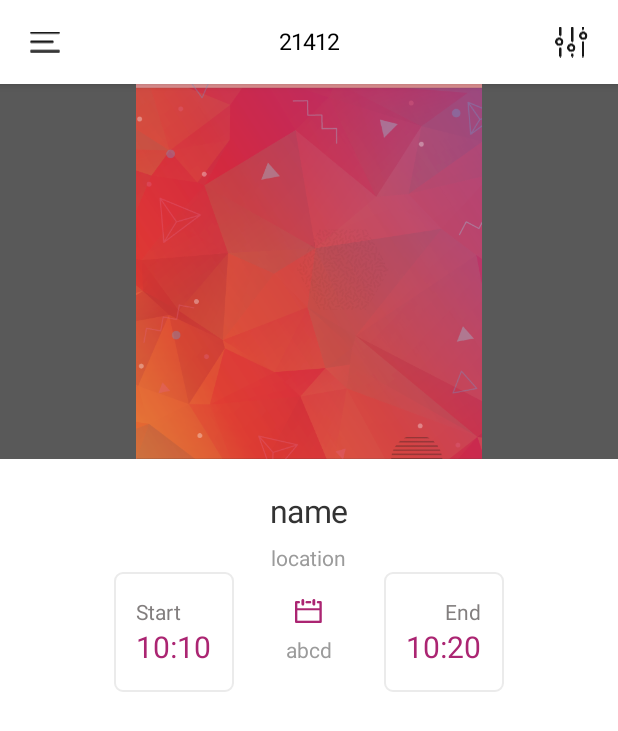
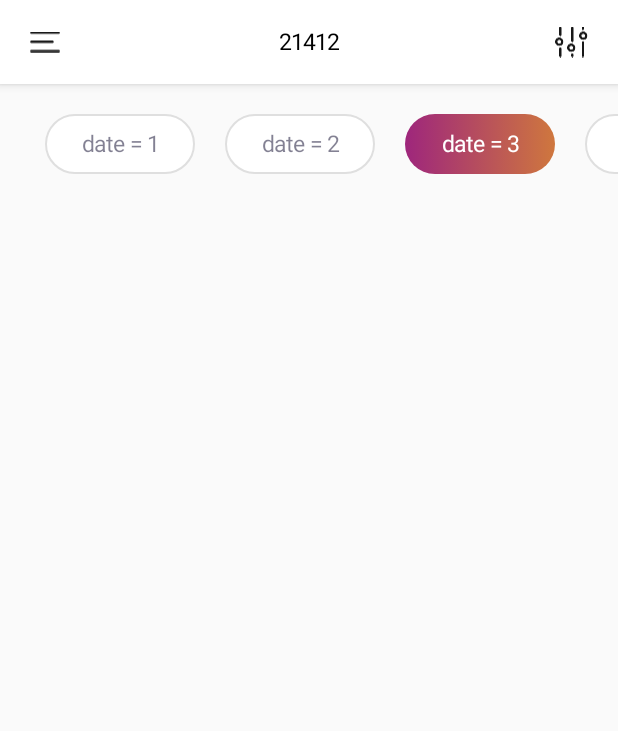
Before and after one commit to meshvelianiTengo/IABCAndroid, an Android app: the MainActivity screen opened directly, with no data from a screen before it, on a phone screen of 412 x 824 dp. Shown: the top 731 px of the screen. Run offline under Robolectric (Android 15) with nearby library versions, the phone set to English and light mode, and no system bars.

Commit message:
even list is nawilshi recycler damtebulia da vnaxot ra moxdeba

```diff
--- /dev/null
+++ b/app/src/main/java/iabc/com/voli/iabcandroid/models/EventListFrModel.kt
@@ -0,0 +1,29 @@
+package iabc.com.voli.iabcandroid.models
+
+import java.util.*
+
+/**
+ * Created by tengo on 12/20/16.
+ */
+class EventListFrModel() : BaseModel() {
+    var date = ""
+    var eventList : List<EventDescription> = ArrayList<EventDescription>()
+
+    constructor(date: String, eventList: List<EventDescription>) : this() {
+        this.date = date
+        this.eventList = eventList
+    }
+
+    class EventDescription(){
+        var evName = ""
+        var evCategory = ""
+        var evLocation = ""
+    }
+
+
+
+
+    fun getDateFormattedForRecycler(): String{
+        return date
+    }
+}
--- a/app/src/main/java/iabc/com/voli/iabcandroid/ui/MainActivity.kt
+++ b/app/src/main/java/iabc/com/voli/iabcandroid/ui/MainActivity.kt
@@ -3,13 +3,13 @@ package iabc.com.voli.iabcandroid.ui
 import android.os.Bundle
 import android.support.v7.app.AppCompatActivity
 import iabc.com.voli.iabcandroid.R
-import iabc.com.voli.iabcandroid.ui.fragments.EventInnerFragment
+import iabc.com.voli.iabcandroid.ui.fragments.EventListFragment
 
 class MainActivity : AppCompatActivity() {
 
     override fun onCreate(savedInstanceState: Bundle?) {
         super.onCreate(savedInstanceState)
         setContentView(R.layout.activity_main)
-        supportFragmentManager.beginTransaction().replace(R.id.content_main, EventInnerFragment()).commit()
+        supportFragmentManager.beginTransaction().replace(R.id.content_main, EventListFragment()).commit()
     }
 }
--- /dev/null
+++ b/app/src/main/java/iabc/com/voli/iabcandroid/ui/adapters/EventListFragmentRecyclerListAdapter.kt
@@ -0,0 +1,72 @@
+package iabc.com.voli.iabcandroid.ui.adapters
+
+import android.support.v7.widget.RecyclerView
+import android.view.LayoutInflater
+import android.view.View
+import android.view.ViewGroup
+import iabc.com.voli.iabcandroid.R
+import iabc.com.voli.iabcandroid.models.EventListFrModel
+import iabc.com.voli.iabcandroid.ui.custom.CustomChooseItemLayout
+
+
+/**
+ * Created by tengo on 12/20/16.
+ */
+class EventListFragmentRecyclerListAdapter(private val eventList: List<EventListFrModel>, private var activatedPosition: Int) : RecyclerView.Adapter<EventListFragmentRecyclerListAdapter.ViewHolder>(){
+
+    var activatedViewHolder : ViewHolder? = null
+    var itemChosenListener: OnListItemChosen? = null
+
+    override fun onCreateViewHolder(parent: ViewGroup, viewType: Int): ViewHolder {
+        val context = parent.getContext()
+        val inflater = LayoutInflater.from(context)
+
+        // Inflate the custom layout
+        val contactView = inflater.inflate(R.layout.event_list_fr_top_adapter, parent, false)
+
+        // Return a new holder instance
+        val viewHolder = ViewHolder(contactView)
+        return viewHolder
+    }
+
+    override fun onBindViewHolder(holder: ViewHolder?, position: Int) {
+        holder?.text?.setText(eventList[position].getDateFormattedForRecycler())
+        holder?.currentPosition = position
+        if(position == activatedPosition && holder != null) {
+            activate(holder)
+        } else {
+            holder?.text?.setActivation(false)
+        }
+
+    }
+
+    override fun getItemCount(): Int {
+        return eventList.size
+    }
+
+
+    fun activate(newHolder: ViewHolder) {
+        activatedViewHolder?.text?.setActivation(false)
+        newHolder.text.setActivation(true)
+        activatedViewHolder = newHolder
+        activatedPosition = newHolder.currentPosition
+        if (newHolder.currentPosition > -1 && newHolder.currentPosition < eventList.size)
+            itemChosenListener?.onItemChosen(eventList[newHolder.currentPosition], newHolder.currentPosition)
+    }
+
+
+    inner class ViewHolder(view: View) : RecyclerView.ViewHolder(view){
+        var currentPosition = -1
+        val text: CustomChooseItemLayout
+        init {
+            text = view.findViewById(R.id.event_list_fr_top_adapter_text) as CustomChooseItemLayout
+            text.setOnClickListener { activate(this) }
+        }
+    }
+
+
+    interface OnListItemChosen{
+        fun onItemChosen(item: EventListFrModel, position: Int)
+    }
+
+}
--- /dev/null
+++ b/app/src/main/java/iabc/com/voli/iabcandroid/ui/fragments/EventListFragment.kt
@@ -0,0 +1,31 @@
+package iabc.com.voli.iabcandroid.ui.fragments
+
+import android.os.Bundle
+import android.support.v7.widget.LinearLayoutManager
+import android.view.LayoutInflater
+import android.view.View
+import android.view.ViewGroup
+import iabc.com.voli.iabcandroid.R
+import iabc.com.voli.iabcandroid.models.EventListFrModel
+import iabc.com.voli.iabcandroid.ui.adapters.EventListFragmentRecyclerListAdapter
+import kotlinx.android.synthetic.main.fr_event_list.*
+import java.util.*
+
+
+/**
+ * Created by tengo on 12/20/16.
+ */
+class EventListFragment : BaseFragment() {
+
+    override fun onCreateView(inflater: LayoutInflater?, container: ViewGroup?, savedInstanceState: Bundle?): View? {
+        return inflater?.inflate(R.layout.fr_event_list, container, false)
+    }
+
+    override fun onViewCreated(view: View?, savedInstanceState: Bundle?) {
+        super.onViewCreated(view, savedInstanceState)
+        val layoutManager = LinearLayoutManager(context, LinearLayoutManager.HORIZONTAL, false)
+
+        fr_event_list_recycler.layoutManager = layoutManager
+        fr_event_list_recycler.adapter = EventListFragmentRecyclerListAdapter((1..11).map { EventListFrModel("date = " + it, emptyList())  } as ArrayList<EventListFrModel>, 2)
+    }
+}
--- /dev/null
+++ b/app/src/main/res/layout/event_list_fr_top_adapter.xml
@@ -0,0 +1,16 @@
+<?xml version="1.0" encoding="utf-8"?>
+<LinearLayout xmlns:android="http://schemas.android.com/apk/res/android"
+    android:orientation="vertical" android:layout_width="wrap_content"
+    android:layout_height="match_parent"
+    android:paddingLeft="10dp"
+    android:paddingRight="10dp"
+    android:gravity="center"
+    >
+
+    <iabc.com.voli.iabcandroid.ui.custom.CustomChooseItemLayout
+        android:id="@+id/event_list_fr_top_adapter_text"
+        android:layout_width="100dp"
+        android:layout_height="wrap_content"
+        />
+
+</LinearLayout>
--- /dev/null
+++ b/app/src/main/res/layout/fr_event_list.xml
@@ -0,0 +1,19 @@
+<?xml version="1.0" encoding="utf-8"?>
+<LinearLayout xmlns:android="http://schemas.android.com/apk/res/android"
+    android:orientation="vertical" android:layout_width="match_parent"
+    android:layout_height="match_parent"
+    android:background="@color/_FAFAFA"
+    >
+
+    <android.support.v7.widget.RecyclerView
+        android:id="@+id/fr_event_list_recycler"
+        android:layout_width="match_parent"
+        android:layout_height="80dp"
+        android:paddingLeft="20dp"
+        android:paddingRight="20dp"
+        android:clipToPadding="false"
+        android:background="@color/_FAFAFA"
+        />
+
+
+</LinearLayout>
```
